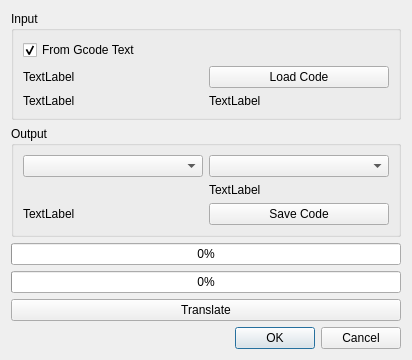
First picture: the form in GuiXYZ_TranslateToolDialog.ui, repository fedetony/GUI_XYZ_GImage, before the edit.
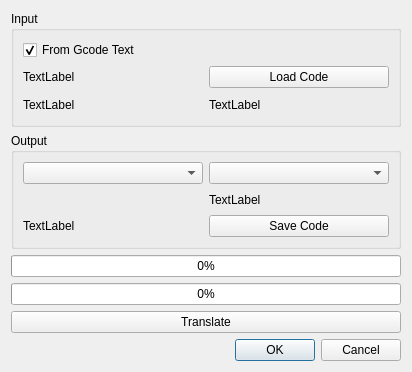
Second picture: the form after the edit. Icons and pictures are not drawn.

Commit message:
Fixed issues with closing Translate dialog. Was not closing when app quit. Fixed translate actionparametersfound not finding one exact code and not identifying parameters of actions. Added Id to actionparametersfound _actioncode_ Now actions in .acode record the "from" id in the form {action(id)}
to do:
Bug on {Message} -> msg M117 is having issues
[INFO] (Translate thread) M117 Starting Gimage Code-->{Mesge}Starting Gimage Code
no idea why yet

```diff
--- a/GuiXYZ_TranslateToolDialog.ui
+++ b/GuiXYZ_TranslateToolDialog.ui
@@ -7,7 +7,7 @@
     <x>0</x>
     <y>0</y>
     <width>412</width>
-    <height>359</height>
+    <height>372</height>
    </rect>
   </property>
   <property name="windowTitle">
```
Left out of the diff: 2 changed lines with no effect on the pictures. The commit also changes 4 other files.
